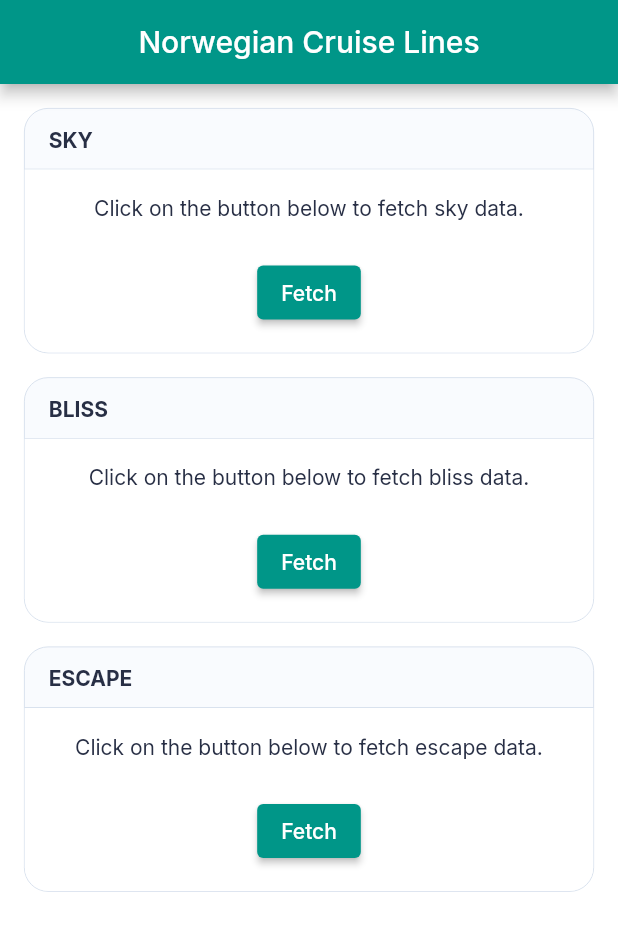
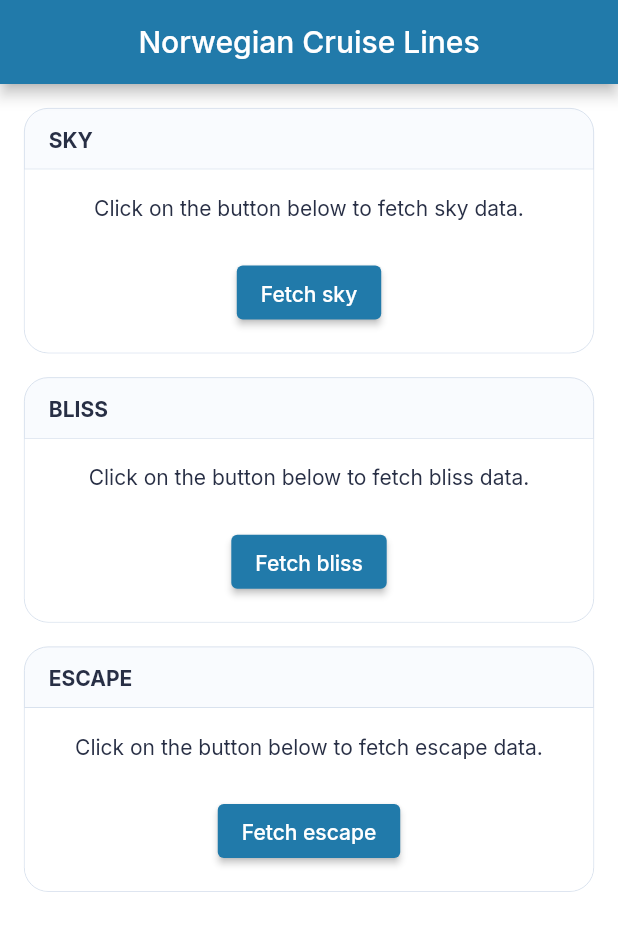
Before and after one commit to izuokoye/norwegian-cruise-lines-app, a Flutter app: the screen it shows after launch, on a phone screen of 412 x 824 dp. Shown: the top 931 px of the screen. Run offline on Flutter 3.47's test engine with Material 2 defaults, Android fonts, the phone set to English and light mode, and no system bars; our stand-ins replace dio, flutter_riverpod, google_fonts.

Commit message:
finish all test cases

```diff
--- a/lib/constants.dart
+++ b/lib/constants.dart
@@ -1,4 +1,5 @@
 import 'package:flutter/material.dart';
 
-const MaterialColor kPrimaryColor = Colors.teal;
+const Color kPrimaryColor = Color(0xff217AAA);
 const String kBaseUrl = "https://www.ncl.com/cms-service/cruise-ships";
+const List<String> kCruiseShips = ['SKY', 'BLISS', 'ESCAPE'];
--- a/lib/main.dart
+++ b/lib/main.dart
@@ -1,10 +1,15 @@
 import 'package:flutter/material.dart';
+import 'package:flutter_riverpod/flutter_riverpod.dart';
 import 'package:google_fonts/google_fonts.dart';
-import 'package:norwegian_cruise_lines/constants.dart';
+import 'package:norwegian_cruise_lines/theme/custom_colors.dart';
 import 'package:norwegian_cruise_lines/views/screens/home_screen.dart';
 
 void main() {
-  runApp(const MyApp());
+  runApp(
+    const ProviderScope(
+      child: MyApp(),
+    ),
+  );
 }
 
 class MyApp extends StatelessWidget {
@@ -16,7 +21,7 @@
     return MaterialApp(
       title: 'Norwegian Cruise Lines',
       theme: ThemeData(
-          primarySwatch: kPrimaryColor,
+          primarySwatch: primarySwatch,
           textTheme: GoogleFonts.interTextTheme(
             Theme.of(context).textTheme,
           )),
--- a/lib/models/ship_type_model.dart
+++ b/lib/models/ship/ship_type_model.dart
@@ -4,20 +4,26 @@
 class ShipTypeModel {
   ShipTypeModel({
     String? shipName,
-      ShipFacts? shipFacts,}){
+    ShipFacts? shipFacts,
+  }) {
     _shipName = shipName;
     _shipFacts = shipFacts;
   }
 
   ShipTypeModel.fromJson(dynamic json) {
     _shipName = json['shipName'];
-    _shipFacts = json['shipFacts'] != null ? ShipFacts.fromJson(json['shipFacts']) : null;
+    _shipFacts = json['shipFacts'] != null
+        ? ShipFacts.fromJson(json['shipFacts'])
+        : null;
   }
   String? _shipName;
   ShipFacts? _shipFacts;
-ShipTypeModel copyWith({  String? shipName,
+  ShipTypeModel copyWith({
+    String? shipName,
     ShipFacts? shipFacts,
-}) => ShipTypeModel(  shipName: shipName ?? _shipName,
+  }) =>
+      ShipTypeModel(
+        shipName: shipName ?? _shipName,
         shipFacts: shipFacts ?? _shipFacts,
       );
   String? get shipName => _shipName;
@@ -32,6 +38,22 @@
     return map;
   }
 
+  // for test purpose
+  @override
+  String toString() =>
+      'ShipTypeModel(shipName: $shipName, shipFacts: $shipFacts)';
+
+  @override
+  bool operator ==(Object other) {
+    if (identical(this, other)) return true;
+
+    return other is ShipTypeModel &&
+        other.shipName == shipName &&
+        other.shipFacts == shipFacts;
+  }
+
+  @override
+  int get hashCode => shipName.hashCode ^ shipFacts.hashCode;
 }
 
 /// passengerCapacity : "2,004 (double occupancy)"
@@ -42,7 +64,8 @@
   ShipFacts({
     String? passengerCapacity,
     String? crew,
-      String? inauguralDate,}){
+    String? inauguralDate,
+  }) {
     _passengerCapacity = passengerCapacity;
     _crew = crew;
     _inauguralDate = inauguralDate;
@@ -56,10 +79,13 @@
   String? _passengerCapacity;
   String? _crew;
   String? _inauguralDate;
-ShipFacts copyWith({  String? passengerCapacity,
+  ShipFacts copyWith({
+    String? passengerCapacity,
     String? crew,
     String? inauguralDate,
-}) => ShipFacts(  passengerCapacity: passengerCapacity ?? _passengerCapacity,
+  }) =>
+      ShipFacts(
+        passengerCapacity: passengerCapacity ?? _passengerCapacity,
         crew: crew ?? _crew,
         inauguralDate: inauguralDate ?? _inauguralDate,
       );
@@ -74,5 +100,4 @@
     map['inauguralDate'] = _inauguralDate;
     return map;
   }
-
 }
--- a/lib/theme/custom_colors.dart
+++ b/lib/theme/custom_colors.dart
@@ -67,3 +67,21 @@
   static const turq200 = Color(0xffCFFCFD);
   static const turq100 = Color(0xffEDFCFD);
 }
+
+// this map object converts a HEX color
+// code to a color that material color accepts
+Map<int, Color> color = {
+  50: const Color.fromRGBO(136, 14, 79, .1),
+  100: const Color.fromRGBO(136, 14, 79, .2),
+  200: const Color.fromRGBO(136, 14, 79, .3),
+  300: const Color.fromRGBO(136, 14, 79, .4),
+  400: const Color.fromRGBO(136, 14, 79, .5),
+  500: const Color.fromRGBO(136, 14, 79, .6),
+  600: const Color.fromRGBO(136, 14, 79, .7),
+  700: const Color.fromRGBO(136, 14, 79, .8),
+  800: const Color.fromRGBO(136, 14, 79, .9),
+  900: const Color.fromRGBO(136, 14, 79, 1),
+};
+
+// this is the primarySwatch color used for the app theme
+MaterialColor primarySwatch = MaterialColor(0xff217AAA, color);
--- a/lib/theme/styles.dart
+++ b/lib/theme/styles.dart
@@ -258,91 +258,6 @@
     );
   }
 
-  /// caption 1
-  static TextStyle caption1({
-    Color color = kPrimaryColor,
-    FontWeight fontWeight = FontWeight.normal,
-    double fontSize = 12,
-    double height = 1.3,
-    double letterSpacing = 0,
-  }) {
-    return GoogleFonts.inter(
-      fontWeight: fontWeight,
-      fontSize: fontSize,
-      height: height,
-      color: color,
-      letterSpacing: letterSpacing,
-    );
-  }
-
-  /// caption 2
-  static TextStyle caption2({
-    Color color = kPrimaryColor,
-    FontWeight fontWeight = FontWeight.normal,
-    double fontSize = 10,
-    double height = 1.2,
-    double letterSpacing = 0,
-  }) {
-    return GoogleFonts.inter(
-      fontWeight: fontWeight,
-      fontSize: fontSize,
-      height: height,
-      color: color,
-      letterSpacing: letterSpacing,
-    );
-  }
-
-  /// label 1
-  static TextStyle label1({
-    Color color = kPrimaryColor,
-    FontWeight fontWeight = FontWeight.w500,
-    double fontSize = 12,
-    double height = 1.3,
-    double letterSpacing = 0,
-  }) {
-    return GoogleFonts.inter(
-      fontWeight: fontWeight,
-      fontSize: fontSize,
-      height: height,
-      color: color,
-      letterSpacing: letterSpacing,
-    );
-  }
-
-  /// label 2
-  static TextStyle label2({
-    Color color = kPrimaryColor,
-    FontWeight fontWeight = FontWeight.w500,
-    double fontSize = 10,
-    double height = 1.2,
-    double letterSpacing = 0,
-  }) {
-    return GoogleFonts.inter(
-      fontWeight: fontWeight,
-      fontSize: fontSize,
-      height: height,
-      color: color,
-      letterSpacing: letterSpacing,
-    );
-  }
-
-  /// links
-  static TextStyle links({
-    Color color = kPrimaryColor,
-    FontWeight fontWeight = FontWeight.normal,
-    double fontSize = 14,
-    double height = 1.3,
-    double letterSpacing = 0,
-  }) {
-    return GoogleFonts.inter(
-      fontWeight: fontWeight,
-      fontSize: fontSize,
-      height: height,
-      color: color,
-      letterSpacing: letterSpacing,
-    );
-  }
-
   /// button 1
   static TextStyle btn1({
     Color color = kPrimaryColor,
@@ -376,72 +291,4 @@
       letterSpacing: letterSpacing,
     );
   }
-
-  /// button 3
-  static TextStyle btn3({
-    Color color = kPrimaryColor,
-    FontWeight fontWeight = FontWeight.w500,
-    double fontSize = 12,
-    double height = 1.3,
-    double letterSpacing = 0,
-  }) {
-    return GoogleFonts.inter(
-      fontWeight: fontWeight,
-      fontSize: fontSize,
-      height: height,
-      color: color,
-      letterSpacing: letterSpacing,
-    );
-  }
-
-  /// nav 1
-  static TextStyle nav1({
-    Color color = kPrimaryColor,
-    FontWeight fontWeight = FontWeight.w500,
-    double fontSize = 14,
-    double height = 1.3,
-    double letterSpacing = 0,
-  }) {
-    return GoogleFonts.inter(
-      fontWeight: fontWeight,
-      fontSize: fontSize,
-      height: height,
-      color: color,
-      letterSpacing: letterSpacing,
-    );
-  }
-
-  /// nav 2
-  static TextStyle nav2({
-    Color color = kPrimaryColor,
-    FontWeight fontWeight = FontWeight.w500,
-    double fontSize = 10,
-    double height = 1.2,
-    double letterSpacing = 0,
-  }) {
-    return GoogleFonts.inter(
-      fontWeight: fontWeight,
-      fontSize: fontSize,
-      height: height,
-      color: color,
-      letterSpacing: letterSpacing,
-    );
-  }
-
-  /// circularName
-  static TextStyle circularName({
-    Color color = kPrimaryColor,
-    FontWeight fontWeight = FontWeight.bold,
-    double fontSize = 15,
-    double height = 1.3,
-    double letterSpacing = 0,
-  }) {
-    return GoogleFonts.inter(
-      fontWeight: fontWeight,
-      fontSize: fontSize,
-      height: height,
-      color: color,
-      letterSpacing: letterSpacing,
-    );
-  }
 }
--- a/lib/views/screens/home_screen.dart
+++ b/lib/views/screens/home_screen.dart
@@ -1,25 +1,15 @@
 import 'package:flutter/material.dart';
-import 'package:norwegian_cruise_lines/controllers/ship_controller.dart';
-import 'package:norwegian_cruise_lines/models/ship_type_model.dart';
+import 'package:flutter_riverpod/flutter_riverpod.dart';
+import 'package:norwegian_cruise_lines/models/ship/ship_change_notifier.dart';
+import 'package:norwegian_cruise_lines/models/ship/ship_type_model.dart';
 import 'package:norwegian_cruise_lines/views/widgets/ship_type_card_widget.dart';
 
-class HomeScreen extends StatefulWidget {
+class HomeScreen extends ConsumerWidget {
   const HomeScreen({Key? key}) : super(key: key);
 
   @override
-  State<HomeScreen> createState() => _HomeScreenState();
-}
-
-class _HomeScreenState extends State<HomeScreen> {
-  // the list of cruise to be fetched
-  final List<String> _shipTypes = ['SKY', 'BLISS', 'ESCAPE'];
-  // this holds each of the ship types data
-  final List<ShipTypeModel> _shipTypeModels = [];
-  // this keeps track of each button state
-  final List<bool> _isLoading = [];
-
-  @override
-  Widget build(BuildContext context) {
+  Widget build(BuildContext context, WidgetRef ref) {
+    final shipNotifier = ref.watch(shipChangeNotifierProvider);
     return Scaffold(
       backgroundColor: Colors.white,
       appBar: AppBar(
@@ -27,40 +17,40 @@
         centerTitle: true,
       ),
       body: SingleChildScrollView(
-        padding: const EdgeInsets.symmetric(horizontal: 16, vertical: 16),
+        padding: const EdgeInsets.symmetric(
+          horizontal: 16,
+          vertical: 16,
+        ),
         child: Column(
           mainAxisAlignment: MainAxisAlignment.center,
-          children: _shipTypes.asMap().entries.map((e) {
+          children: shipNotifier.shipTypes.asMap().entries.map((e) {
             var index = e.key;
             var shipType = e.value;
 
             // add each ShipTypeModel to _shipTypeModels on load
-            _shipTypeModels.add(ShipTypeModel());
+            shipNotifier.setShipType(shipType: ShipTypeModel());
 
             // this keeps track of the loading state of each card
-            _isLoading.add(false);
+            shipNotifier.setLoading(value: false);
+
+            // this keeps track of the error state of each card
+            shipNotifier.setError(value: false);
+
             return ShipTypeCardWidget(
               shipName: shipType,
-              isLoading: _isLoading[index],
-              shipType: _shipTypeModels[index],
+              isLoading: shipNotifier.loadings[index],
+              isError: shipNotifier.errors[index],
+              shipType: shipNotifier.shipTypeModels[index],
               onTap: () async {
-                setState(() {
-                  // set the loading state to true to hide the button
-                  // and show the CircularProgressBar
-                  _isLoading[index] = true;
-                });
+                // set the loading state to true to hide the button
+                // and show the CircularProgressBar
+                shipNotifier.setLoading(value: true, index: index);
+
+                // hide the error message
+                shipNotifier.setError(value: false, index: index);
+
                 // call the api to fetch each ship data
-                final shipModel =
-                    await ShipController().getShipData(_shipTypes[index]);
-
-                setState(() {
-                  // set the fetched data to the shipModel
-                  _shipTypeModels[index] = shipModel;
-
-                  // set the loading to false to show the button and
-                  // hide the CircularProgressBar
-                  _isLoading[index] = false;
-                });
+                shipNotifier.fetchShipData(index: index);
               },
             );
           }).toList(),
--- a/lib/views/widgets/ship_type_card_widget.dart
+++ b/lib/views/widgets/ship_type_card_widget.dart
@@ -1,5 +1,5 @@
 import 'package:flutter/material.dart';
-import 'package:norwegian_cruise_lines/models/ship_type_model.dart';
+import 'package:norwegian_cruise_lines/models/ship/ship_type_model.dart';
 import 'package:norwegian_cruise_lines/theme/custom_colors.dart';
 import 'package:norwegian_cruise_lines/theme/styles.dart';
 import 'package:norwegian_cruise_lines/views/widgets/ship_type_data_widget.dart';
@@ -9,6 +9,7 @@
   final ShipTypeModel? shipType;
   final VoidCallback? onTap;
   final bool isLoading;
+  final bool isError;
 
   const ShipTypeCardWidget({
     Key? key,
@@ -16,6 +17,7 @@
     required this.shipName,
     this.isLoading = false,
     this.shipType,
+    this.isError = false,
   }) : super(key: key);
 
   @override
@@ -56,23 +58,34 @@
             child: Column(
               children: [
                 Visibility(
-                  visible: shipType?.shipName == null,
+                  visible: shipType?.shipName == null && !isError,
                   child: Text(
                     'Click on the button below to fetch ${shipName.toLowerCase()} data.',
+                    textAlign: TextAlign.center,
                     style: Styles.p2(
                       color: CustomColors.grey800,
                     ),
                   ),
                 ),
                 Visibility(
-                  visible: shipType?.shipName != null,
+                  visible: isError,
+                  child: Text(
+                    'An error occurred while trying to fetch ${shipName.toLowerCase()} data. Please reload.',
+                    textAlign: TextAlign.center,
+                    style: Styles.p2(
+                      color: CustomColors.grey800,
+                    ),
+                  ),
+                ),
+                Visibility(
+                  visible: shipType?.shipName != null && !isError,
                   child: ShipTypeDataWidget(
                     label: 'Ship name',
                     value: shipType?.shipName ?? 'Not available',
                   ),
                 ),
                 Visibility(
-                  visible: shipType?.shipName != null,
+                  visible: shipType?.shipName != null && !isError,
                   child: ShipTypeDataWidget(
                     label: 'Passenger capacity',
                     value: shipType?.shipFacts?.passengerCapacity ??
@@ -80,14 +93,14 @@
                   ),
                 ),
                 Visibility(
-                  visible: shipType?.shipName != null,
+                  visible: shipType?.shipName != null && !isError,
                   child: ShipTypeDataWidget(
                     label: 'Crew',
                     value: shipType?.shipFacts?.crew ?? 'Not available',
                   ),
                 ),
                 Visibility(
-                  visible: shipType?.shipName != null,
+                  visible: shipType?.shipName != null && !isError,
                   child: ShipTypeDataWidget(
                     label: 'Inaugural date',
                     value:
@@ -98,9 +111,18 @@
                   padding: const EdgeInsets.only(top: 24),
                   child: !isLoading
                       ? ElevatedButton(
+                          key: Key('button-key-${shipName.toLowerCase()}'),
                           onPressed: onTap,
                           child: Text(
-                              shipType?.shipName == null ? 'Fetch' : 'Refresh'),
+                            shipType?.shipName == null && !isError
+                                ? 'Fetch ${shipName.toLowerCase()}'
+                                : isError
+                                    ? 'Reload'
+                                    : 'Refresh',
+                            style: Styles.btn2(
+                              color: Colors.white,
+                            ),
+                          ),
                         )
                       : const CircularProgressIndicator(),
                 ),
--- a/pubspec.yaml
+++ b/pubspec.yaml
@@ -36,10 +36,14 @@
   cupertino_icons: ^1.0.4
   google_fonts: ^2.3.1
   dio: ^4.0.6
+  flutter_riverpod: ^1.0.3
 
 dev_dependencies:
   flutter_test:
     sdk: flutter
+  integration_test:
+    sdk: flutter
+  mocktail: ^0.3.0
 
   # The "flutter_lints" package below contains a set of recommended lints to
   # encourage good coding practices. The lint set provided by the package is
```
Also changed, not shown: lib/controllers/ship_controller.dart (+8 -5 lines), lib/models/ship/ship_change_notifier.dart (added, +81 -0 lines), lib/services/api_service.dart (+4 -3 lines), pubspec.lock, 6 other files. Lines whose indentation alone changed are shown as unchanged.
